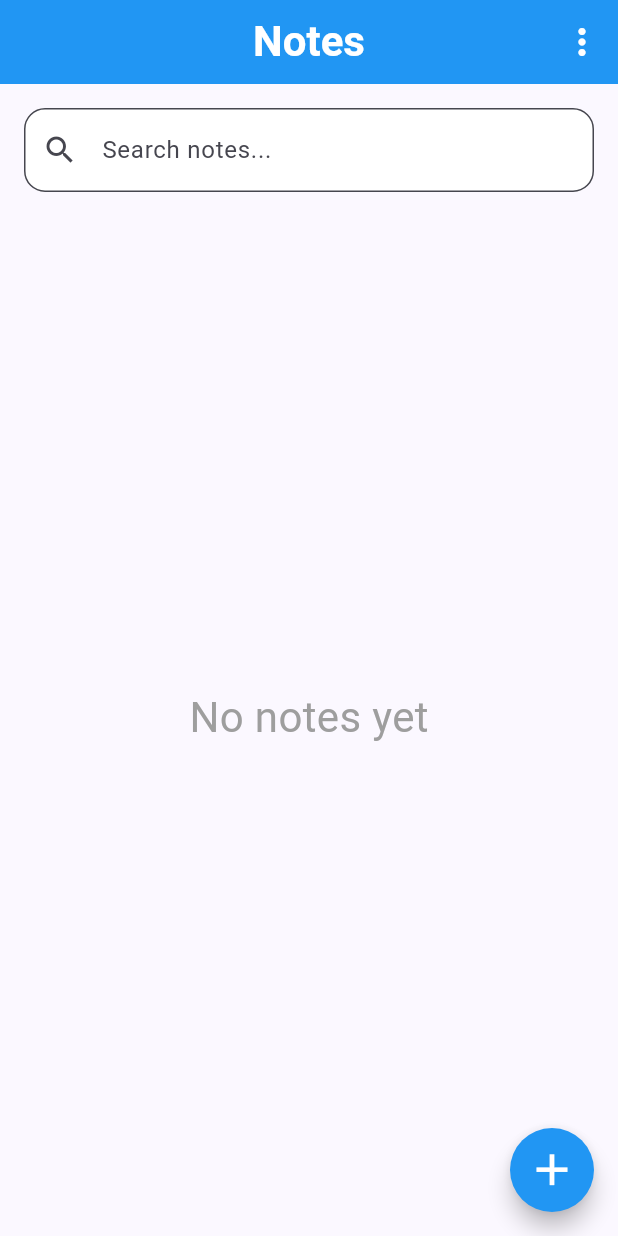
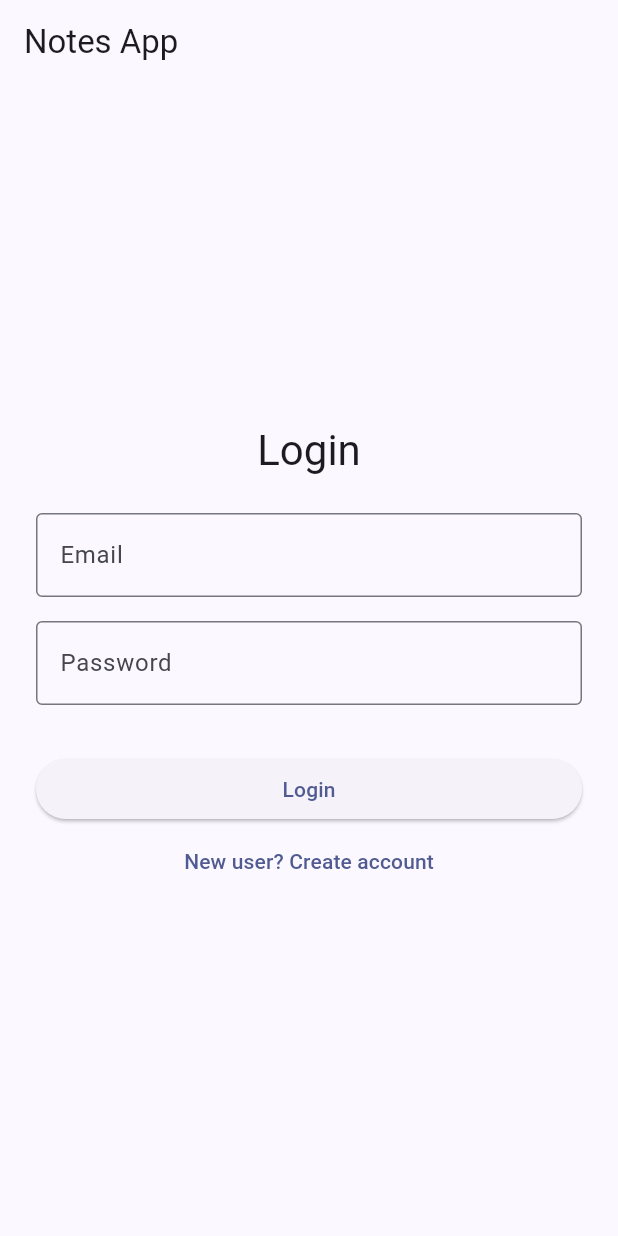
Before and after one commit to ZeeshanKhan-786/notesapplication, a Flutter app: the screen it shows after launch, on a phone screen of 412 x 824 dp. Run offline on Flutter 3.47's test engine with Material 3 defaults, Android fonts, the phone set to English and light mode, and no system bars; our stand-ins replace cloud_firestore, file_picker, firebase_auth, firebase_core, hive, hive_flutter; accounts and stored records are empty; generated files the repository leaves out were written again.

Commit message:
functionality update

```diff
--- a/lib/main.dart
+++ b/lib/main.dart
@@ -1,26 +1,40 @@
+
 import 'package:flutter/material.dart';
-import 'package:notesapp/screens/home_screen.dart';
 import 'package:provider/provider.dart';
+import 'package:firebase_core/firebase_core.dart';
+
+import 'firebase_options.dart';
 import 'providers/note_provider.dart';
+import 'providers/auth_provider.dart';
 import 'services/database.dart';
+import 'screens/login_screen.dart';
 
-Future<void> main() async{
+Future<void> main() async {
   WidgetsFlutterBinding.ensureInitialized();
+
+  await Firebase.initializeApp(
+    options: DefaultFirebaseOptions.currentPlatform,
+  );
+
   await NoteDatabase.init();
-  runApp(
-    ChangeNotifierProvider(
-      create: (_) => NoteProvider()..loadNotes(),
-      child: MyApp(),
-    ),
-  );
+
+  runApp(const MyApp());
 }
+
 class MyApp extends StatelessWidget {
+  const MyApp({super.key});
 
   @override
   Widget build(BuildContext context) {
-
-    return ChangeNotifierProvider(
-        create: (_) => NoteProvider()..loadNotes(),
+    return MultiProvider(
+      providers: [
+        ChangeNotifierProvider(
+          create: (_) => NoteProvider()..loadNotes(),
+        ),
+        ChangeNotifierProvider(
+          create: (_) => AuthProvider(),
+        ),
+      ],
       child: MaterialApp(
         debugShowCheckedModeBanner: false,
         title: 'Notes App',
@@ -28,9 +42,8 @@ class MyApp extends StatelessWidget {
           useMaterial3: true,
           colorSchemeSeed: Colors.indigo,
         ),
-        home: HomeScreen(),
+        home: const LoginScreen(),
       ),
     );
-
   }
 }
--- a/lib/model/note_model.dart
+++ b/lib/model/note_model.dart
@@ -8,6 +8,8 @@ class NoteModel extends HiveObject{
   String time;
   String? attachmentPath;
   String? attachmentName;
+  String? attachmentBase64;
+  String? firestoreId;
 
   NoteModel({
 
@@ -17,9 +19,12 @@ class NoteModel extends HiveObject{
     required this.time,
     this.attachmentPath,
     this.attachmentName,
-
+    this.attachmentBase64,
+    this.firestoreId,
 });
 }
+
+
 class NoteModelAdapter extends TypeAdapter<NoteModel>{
   @override
   final int typeId = 0;
@@ -35,6 +40,8 @@ class NoteModelAdapter extends TypeAdapter<NoteModel>{
         time: fields['time']as String? ?? '',
         attachmentPath: fields['attachmentPath']as String?,
         attachmentName: fields['attachmentName']as String?,
+        attachmentBase64: fields['attachmentBase64']as String?,
+        firestoreId: fields['firestoreId'] as String?
     );
   }
 
@@ -47,6 +54,8 @@ class NoteModelAdapter extends TypeAdapter<NoteModel>{
       'time': obj.time,
       'attachmentPath': obj.attachmentPath,
       'attachmentName': obj.attachmentName,
+      'attachmentBase64': obj.attachmentBase64,
+      'firestoreId': obj.firestoreId,
     });
   }
 }
--- /dev/null
+++ b/lib/providers/auth_provider.dart
@@ -0,0 +1,74 @@
+import 'dart:math';
+
+import 'package:flutter/cupertino.dart';
+import 'package:flutter/foundation.dart';
+import 'package:notesapp/services/auth_services.dart';
+
+class AuthProvider extends ChangeNotifier{
+  final AuthService _authService = AuthService();
+  final emailController = TextEditingController();
+  final passwordController = TextEditingController();
+
+  bool isLogin = true;
+  bool isLoading = false;
+  String? errorMessage;
+
+  void toggleMode(){
+    isLogin = !isLogin;
+    errorMessage = null;
+    notifyListeners();
+  }
+
+  Future<bool> submit(String email, String password) async{
+    if(email.trim().isEmpty || password.isEmpty){
+      errorMessage = 'Email & Password are Mandatory';
+      notifyListeners();
+      return false;
+    }
+    isLoading = true;
+    errorMessage = null;
+    notifyListeners();
+
+    try{
+      if(isLogin){
+        await _authService.signIn(email.trim(), password);
+      }else{
+        await _authService.signUp(email.trim(), password);
+      }
+      return true;
+    } catch(e){
+      errorMessage = _getErrorMessage(e);
+      return false;
+    } finally{
+      isLoading = false;
+      notifyListeners();
+    }
+  }
+
+  String _getErrorMessage(Object error){
+    final message = error.toString();
+
+    if(message.contains('invalid-credential')||
+        message.contains('wrong-password')||
+        message.contains('user-not-found')){
+      return 'Incorrect Email or Password';
+    }
+
+    if(message.contains('email-already-in-use')){
+      return 'Email already registered';
+    }
+
+    if(message.contains('weak-password')){
+      return 'Password at least 6 character';
+    }
+
+    return 'Authentication failed, try again!';
+  }
+
+  @override
+  void dispose(){
+    emailController.dispose();
+    passwordController.dispose();
+    super.dispose();
+  }
+}
--- a/lib/screens/add_note_screen.dart
+++ b/lib/screens/add_note_screen.dart
@@ -1,7 +1,6 @@
 import 'package:flutter/material.dart';
 import 'package:notesapp/providers/note_provider.dart';
 import 'package:provider/provider.dart';
-import 'package:notesapp/providers/note_provider.dart';
 
 class AddNoteScreen extends StatelessWidget {
 
@@ -129,7 +128,8 @@ class AddNoteScreen extends StatelessWidget {
                     print('going to save new note');
                     if(provider.editingNote != null){
                       await provider.updateNote(provider.editingNote!);
-                    }else{
+                    }
+                    else{
                       await provider.saveNote();
                     }
 
--- /dev/null
+++ b/lib/screens/login_screen.dart
@@ -0,0 +1,114 @@
+
+import 'package:flutter/material.dart';
+import 'package:provider/provider.dart';
+
+import '../providers/auth_provider.dart';
+import 'home_screen.dart';
+
+class LoginScreen extends StatelessWidget {
+  const LoginScreen({super.key});
+
+  @override
+  Widget build(BuildContext context) {
+    final emailController = TextEditingController();
+    final passwordController = TextEditingController();
+
+    return Scaffold(
+      appBar: AppBar(
+        title: const Text('Notes App'),
+      ),
+      body: Consumer<AuthProvider>(
+        builder: (context, auth, child) {
+          return Center(
+            child: SingleChildScrollView(
+              padding: const EdgeInsets.all(24),
+              child: Column(
+                mainAxisSize: MainAxisSize.min,
+                children: [
+                  Text(
+                    auth.isLogin ? 'Login' : 'Create Account',
+                    style: Theme.of(context)
+                        .textTheme
+                        .headlineMedium,
+                  ),
+                  const SizedBox(height: 24),
+
+                  TextField(
+                    controller: emailController,
+                    keyboardType: TextInputType.emailAddress,
+                    decoration: const InputDecoration(
+                      labelText: 'Email',
+                      border: OutlineInputBorder(),
+                    ),
+                  ),
+                  const SizedBox(height: 16),
+
+                  TextField(
+                    controller: passwordController,
+                    obscureText: true,
+                    decoration: const InputDecoration(
+                      labelText: 'Password',
+                      border: OutlineInputBorder(),
+                    ),
+                  ),
+                  const SizedBox(height: 16),
+
+                  if (auth.errorMessage != null)
+                    Text(
+                      auth.errorMessage!,
+                      style: const TextStyle(color: Colors.red),
+                    ),
+
+                  const SizedBox(height: 16),
+
+                  SizedBox(
+                    width: double.infinity,
+                    child: ElevatedButton(
+                      onPressed: auth.isLoading
+                          ? null
+                          : () async {
+                        final success = await context.read<AuthProvider>().submit(
+                          emailController.text,
+                          passwordController.text,
+                        );
+
+                        if (success && context.mounted) {
+                          Navigator.of(context)
+                              .pushReplacement(
+                            MaterialPageRoute(
+                              builder: (_) => HomeScreen(),
+                            ),
+                          );
+                        }
+                      },
+                      child: auth.isLoading
+                          ? const CircularProgressIndicator()
+                          : Text(
+                        auth.isLogin ? 'Login' : 'Sign Up',
+                      ),
+                    ),
+                  ),
+
+                  TextButton(
+                    onPressed: auth.isLoading
+                        ? null
+                        : () {
+                      context
+                          .read<AuthProvider>()
+                          .toggleMode();
+                    },
+                    child: Text(
+                      auth.isLogin
+                          ? 'New user? Create account'
+                          : 'Already registered? Login',
+                    ),
+                  ),
+                ],
+              ),
+            ),
+          );
+        },
+      ),
+    );
+  }
+}
--- /dev/null
+++ b/lib/services/auth_services.dart
@@ -0,0 +1,26 @@
+import 'package:firebase_auth/firebase_auth.dart';
+
+class AuthService{
+  final FirebaseAuth _auth = FirebaseAuth.instance;
+
+  Future<UserCredential> signUp(String email, String password) async{
+    return await _auth.createUserWithEmailAndPassword(
+        email: email.trim(),
+        password: password
+    );
+
+  }
+
+  Future<UserCredential> signIn(String email , String password) async{
+    return await _auth.signInWithEmailAndPassword(
+        email: email.trim(),
+        password: password
+    );
+  }
+
+  Future<void> signOut() async{
+    await _auth.signOut();
+  }
+
+  User? get currentUser => _auth.currentUser;
+}
```
Also changed, not shown: lib/providers/note_provider.dart (+88 -25 lines), lib/screens/home_screen.dart (+32 -20 lines), lib/screens/image_preview_screen.dart (added, +40 -0 lines), lib/screens/note_detail_screen.dart (+68 -4 lines), lib/services/firestore_service.dart (added, +65 -0 lines), lib/widget/delete_popup.dart (added, +41 -0 lines), lib/widget/note_card.dart (+11 -4 lines), pubspec.yaml (+28 -3 lines), assets/app_logo.png (added), assets/splash_logo.png (added), lib/widget/attachement_preview.dart (added), pubspec.lock, 23 other files.
